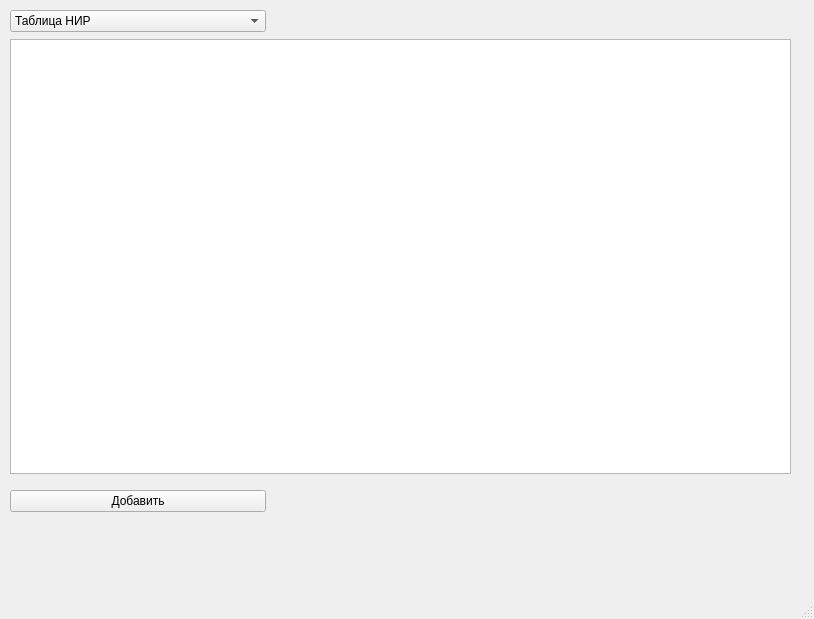
This is MainForm.ui in KozlovIA/Qt-DataBase as Qt 5 draws it before an edit. The edited form follows.
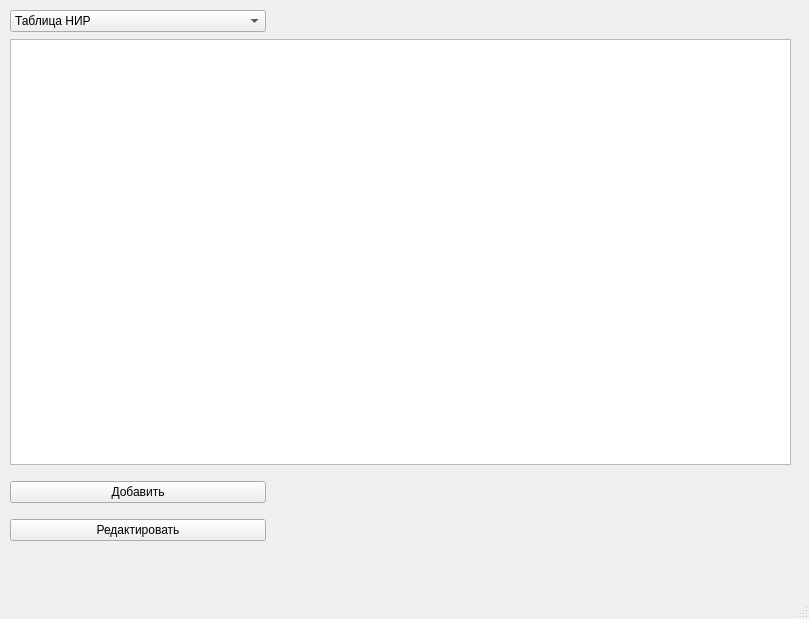
This is the edited form. Icons and pictures are not drawn.

Commit message: Getting started backend with the EditWindow

```diff
--- a/MainForm.ui
+++ b/MainForm.ui
@@ -9,7 +9,7 @@
    <rect>
     <x>0</x>
     <y>0</y>
-    <width>814</width>
+    <width>809</width>
     <height>619</height>
    </rect>
   </property>
@@ -109,19 +109,6 @@
        </property>
       </spacer>
      </item>
-     <item row="4" column="0">
-      <spacer name="horizontalSpacer_5">
-       <property name="orientation">
-        <enum>Qt::Horizontal</enum>
-       </property>
-       <property name="sizeHint" stdset="0">
-        <size>
-         <width>40</width>
-         <height>20</height>
-        </size>
-       </property>
-      </spacer>
-     </item>
      <item row="0" column="0">
       <widget class="QComboBox" name="choiceTable">
        <item>
@@ -183,6 +170,13 @@
        </property>
       </widget>
      </item>
+     <item row="4" column="0">
+      <widget class="QPushButton" name="EditField">
+       <property name="text">
+        <string>Редактировать</string>
+       </property>
+      </widget>
+     </item>
     </layout>
    </widget>
   </widget>
```
Left out of the diff: 8 changed lines with no effect on the pictures. The commit also changes 11 other files.
